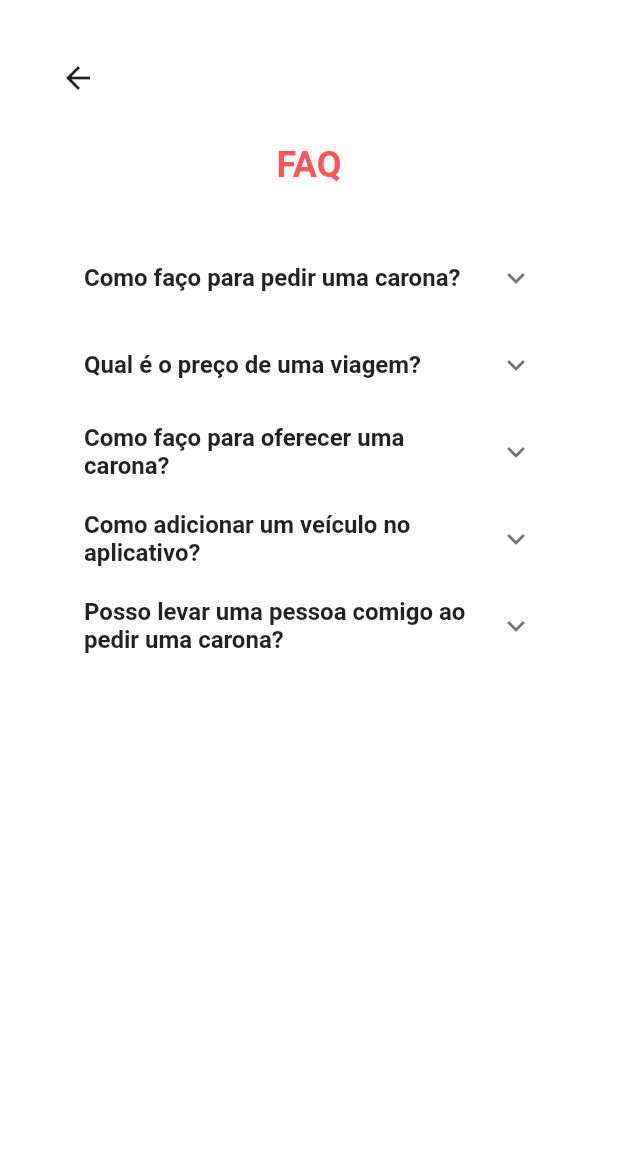
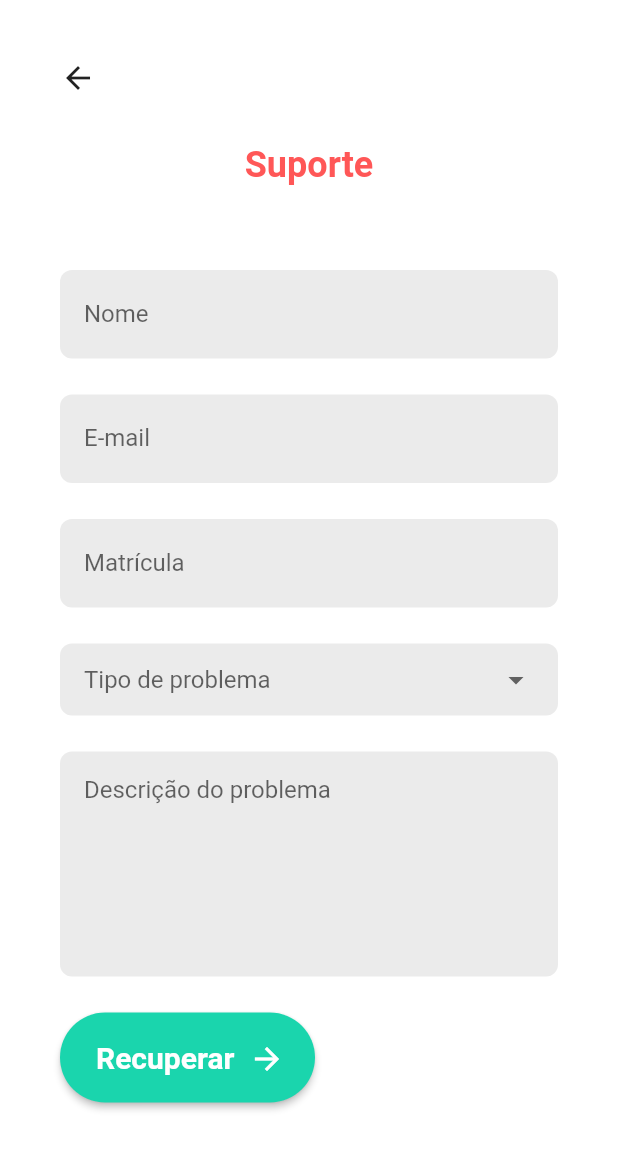
Before and after one commit to maisamrr/caronasIESB, a Flutter app: the screen it shows after launch, on a phone screen of 412 x 824 dp. Shown: the top 1149 px of the screen. Run offline on Flutter 3.47's test engine with Material 2 defaults, Android fonts, the phone set to English and light mode, and no system bars; our stand-ins replace flutter_svg; Roboto replaces fonts that are missing (Inria).

Commit message:
:sparkles: #23 tela de contato com suporte

```diff
--- a/lib/main.dart
+++ b/lib/main.dart
@@ -1,19 +1,8 @@
 import 'package:caronapp/screens/atividades.dart';
-import 'package:caronapp/screens/cadastro.dart';
-import 'package:caronapp/screens/cadastroveiculo.dart';
+import 'package:caronapp/screens/contatosuporte.dart';
 import 'package:caronapp/screens/destino.dart';
-import 'package:caronapp/screens/detalhescarona.dart';
-import 'package:caronapp/screens/escolherveiculo.dart';
-import 'package:caronapp/screens/esquecisenha.dart';
-import 'package:caronapp/screens/excluirveiculo.dart';
-import 'package:caronapp/screens/faq.dart';
-import 'package:caronapp/screens/fimcarona.dart';
-import 'package:caronapp/screens/historicodaviagem.dart';
-import 'package:caronapp/screens/historicodecaronas.dart';
 import 'package:caronapp/screens/homecarona.dart';
-import 'package:caronapp/screens/login.dart';
 import 'package:caronapp/screens/oferecercarona.dart';
-import 'package:caronapp/screens/perfilusuario.dart';
 import 'package:flutter/material.dart';
 
 void main() {
@@ -39,7 +28,7 @@ class MyApp extends StatelessWidget {
       },
       home: Builder(
         builder: (context) {
-          return Faq();
+          return ContatoSuporte();
         },
       ),
     );
--- /dev/null
+++ b/lib/screens/contatosuporte.dart
@@ -0,0 +1,170 @@
+import 'package:caronapp/screens/atividades.dart';
+import 'package:flutter/material.dart';
+
+import '../widgets/custombutton.dart';
+import '../widgets/customdropdown.dart';
+import '../widgets/customtextfield.dart';
+
+class ContatoSuporte extends StatelessWidget {
+  const ContatoSuporte({super.key});
+
+  @override
+  Widget build(BuildContext context) {
+    return Scaffold(
+      backgroundColor: Colors.white,
+      body: SingleChildScrollView(
+        child: Center(
+          child: Column(
+            mainAxisAlignment: MainAxisAlignment.start,
+            crossAxisAlignment: CrossAxisAlignment.start,
+            children: [
+              Padding(
+                padding: const EdgeInsets.only(
+                  top: 40.0,
+                  left: 40.0,
+                ),
+                child: GestureDetector(
+                  child: const Icon(Icons.arrow_back, size: 24),
+                  onTap: () => {
+                    Navigator.pushReplacement(context,
+                        MaterialPageRoute(builder: (context) => Atividades()))
+                  },
+                ),
+              ),
+              const Center(
+                child: Padding(
+                  padding: EdgeInsets.only(top: 32.0, bottom: 32.0),
+                  child: Text(
+                    'Suporte',
+                    style: TextStyle(
+                      fontSize: 24.0,
+                      fontWeight: FontWeight.bold,
+                      color: Color(0xFFFF5757),
+                    ),
+                  ),
+                ),
+              ),
+              const CustomTextField(
+                labelTextCustom: 'Nome',
+                keyboardTypeCustom: TextInputType.text,
+                backgroundColorCustom: Color(0xFFEBEBEB),
+              ),
+              const CustomTextField(
+                labelTextCustom: 'E-mail',
+                keyboardTypeCustom: TextInputType.emailAddress,
+                backgroundColorCustom: Color(0xFFEBEBEB),
+              ),
+              const CustomTextField(
+                labelTextCustom: 'Matrícula',
+                keyboardTypeCustom: TextInputType.number,
+                backgroundColorCustom: Color(0xFFEBEBEB),
+              ),
+              Padding(
+                padding:
+                    const EdgeInsets.only(top: 24.0, left: 40.0, right: 40.0),
+                child: CustomDropdown(
+                  optionsList: const [
+                    'Login',
+                    'Pedir carona',
+                    'Oferecer carona',
+                    'Veículo',
+                    'Perfil',
+                    'Outros'
+                  ],
+                  hint: 'Tipo de problema',
+                  boxColor: const Color(0xFFEBEBEB),
+                ),
+              ),
+              Padding(
+                padding:
+                    const EdgeInsets.only(top: 24.0, left: 40.0, right: 40.0),
+                child: Container(
+                  height: 150,
+                  decoration: BoxDecoration(
+                    borderRadius: BorderRadius.circular(8.0),
+                    color: const Color(0xFFEBEBEB),
+                  ),
+                  child: TextField(
+                    decoration: const InputDecoration(
+                      contentPadding: EdgeInsets.symmetric(
+                          horizontal: 16.0),
+                      labelText: 'Descrição do problema',
+                      hintText: 'Relate aqui seu problema',
+                      border: InputBorder.none,
+                      alignLabelWithHint: true,
+                    ),
+                    maxLines: 20,
+                    keyboardType: TextInputType.multiline,
+                    onChanged: (value) {},
+                  ),
+                ),
+              ),
+              Padding(
+                padding:
+                    const EdgeInsets.only(top: 8.0, left: 40.0, right: 40.0),
+                child: CustomButton(
+                  text: 'Recuperar',
+                  onPressed: () => {
+                    Navigator.pushReplacement(context,
+                        MaterialPageRoute(builder: (context) => Atividades()))
+                  },
+                ),
+              ),
+            ],
+          ),
+        ),
+      ),
+    );
+  }
+}
+
+class ExpansionTileExample extends StatefulWidget {
+  const ExpansionTileExample({super.key});
+
+  @override
+  State<ExpansionTileExample> createState() => _ExpansionTileExampleState();
+}
+
+class _ExpansionTileExampleState extends State<ExpansionTileExample> {
+  bool _customTileExpanded = false;
+
+  @override
+  Widget build(BuildContext context) {
+    return Column(
+      children: <Widget>[
+        const ExpansionTile(
+          title: Text('ExpansionTile 1'),
+          subtitle: Text('Trailing expansion arrow icon'),
+          children: <Widget>[
+            ListTile(title: Text('This is tile number 1')),
+          ],
+        ),
+        ExpansionTile(
+          title: const Text('ExpansionTile 2'),
+          subtitle: const Text('Custom expansion arrow icon'),
+          trailing: Icon(
+            _customTileExpanded
+                ? Icons.arrow_drop_down_circle
+                : Icons.arrow_drop_down,
+          ),
+          children: const <Widget>[
+            ListTile(title: Text('This is tile number 2')),
+          ],
+          onExpansionChanged: (bool expanded) {
+            setState(() {
+              _customTileExpanded = expanded;
+            });
+          },
+        ),
+        const ExpansionTile(
+          title: Text('ExpansionTile 3'),
+          subtitle: Text('Leading expansion arrow icon'),
+          controlAffinity: ListTileControlAffinity.leading,
+          children: <Widget>[
+            ListTile(title: Text('This is tile number 3')),
+          ],
+        ),
+      ],
+    );
+  }
+}
```
